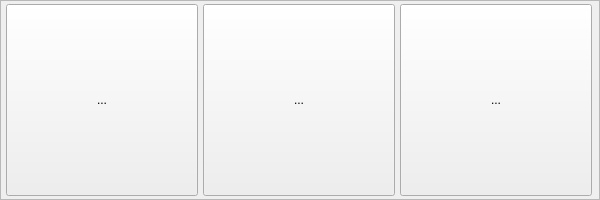
Above: Dialoge/dialog_rawpartinspection.ui from mikejg/CamHelper before the change. Below: the same form after it.
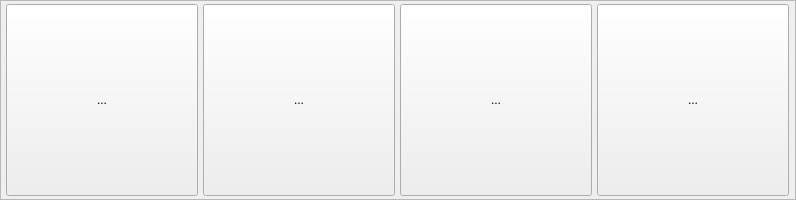
That is the form after the change. Icons and pictures are not drawn.

The edit to the form file:
```diff
--- a/Dialoge/dialog_rawpartinspection.ui
+++ b/Dialoge/dialog_rawpartinspection.ui
@@ -6,7 +6,7 @@
    <rect>
     <x>0</x>
     <y>0</y>
-    <width>600</width>
+    <width>796</width>
     <height>200</height>
    </rect>
   </property>
@@ -45,7 +45,7 @@
        <rect>
         <x>0</x>
         <y>0</y>
-        <width>598</width>
+        <width>794</width>
         <height>198</height>
        </rect>
       </property>
@@ -137,6 +137,30 @@
          </property>
         </widget>
        </item>
+       <item>
+        <widget class="QToolButton" name="toolButton_RawPartInspection_03">
+         <property name="minimumSize">
+          <size>
+           <width>192</width>
+           <height>192</height>
+          </size>
+         </property>
+         <property name="text">
+          <string>...</string>
+         </property>
+         <property name="icon">
+          <iconset>
+           <normalon>:/Icons/RawPartInspection/RawPartInspection03_192.PNG</normalon>
+          </iconset>
+         </property>
+         <property name="iconSize">
+          <size>
+           <width>192</width>
+           <height>192</height>
+          </size>
+         </property>
+        </widget>
+       </item>
       </layout>
      </widget>
     </widget>
```
Left out of the diff: 2 changed lines with no effect on the pictures.
